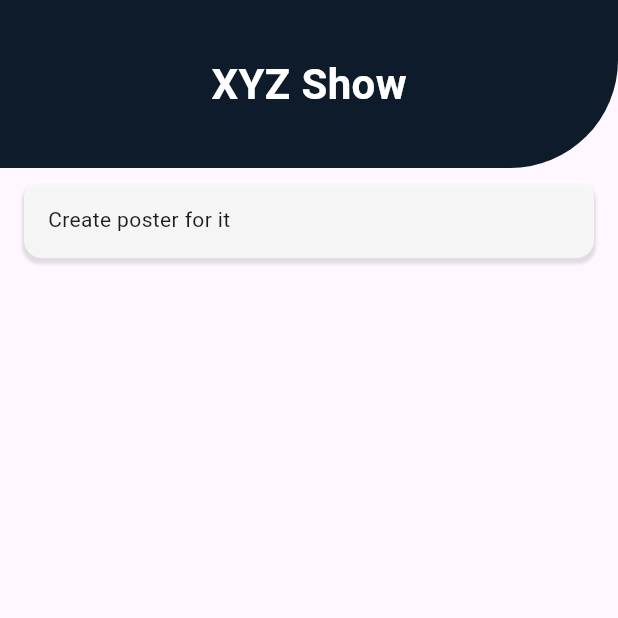
After one commit to vansh132/EventQuest, a Flutter app: the TaskScreen screen opened directly, after a tap on "History", after a tap on "XYZ Show", on a phone screen of 412 x 824 dp, the top half of it. The commit adds this screen. Run offline on Flutter 3.47's test engine with Material 3 defaults, Android fonts, the phone set to English and light mode, and no system bars; our stand-ins replace carousel_slider, photo_view.

Commit message:
task detail screen - title, description completed

```diff
--- a/lib/router.dart
+++ b/lib/router.dart
@@ -1,6 +1,7 @@
 import 'package:eventquest/custom_navigation_botttom_bar.dart';
 import 'package:eventquest/screens/detailed_screens/announcement_detail_screen.dart';
 import 'package:eventquest/screens/detailed_screens/event_detail_screen.dart';
+import 'package:eventquest/screens/detailed_screens/task_detail_screen.dart';
 import 'package:eventquest/screens/event_screen.dart';
 import 'package:eventquest/screens/login_screen.dart';
 import 'package:eventquest/screens/registration_screen.dart';
@@ -9,15 +10,15 @@ import 'package:flutter/material.dart';
 
 Route<dynamic> generateRoute(RouteSettings routeSettings) {
   switch (routeSettings.name) {
-    case EventScreen.routeName:
-      return MaterialPageRoute(
-        settings: routeSettings,
-        builder: (_) => const EventScreen(),
-      );
     case EventDetailsScreen.routeName:
       return MaterialPageRoute(
         settings: routeSettings,
         builder: (_) => EventDetailsScreen(),
+      );
+    case TaskDetailScreen.routeName:
+      return MaterialPageRoute(
+        settings: routeSettings,
+        builder: (_) => const TaskDetailScreen(),
       );
     case AnnouncementDetailScreen.routeName:
       return MaterialPageRoute(
--- /dev/null
+++ b/lib/screens/detailed_screens/task_detail_screen.dart
@@ -0,0 +1,84 @@
+import 'package:eventquest/models/task.dart';
+import 'package:eventquest/widgets/top_bar.dart';
+import 'package:eventquest/widgets/user_info.dart';
+import 'package:flutter/material.dart';
+
+class TaskDetailScreen extends StatefulWidget {
+  static const String routeName = '/task-detail-screen';
+  const TaskDetailScreen({
+    super.key,
+  });
+
+  @override
+  State<TaskDetailScreen> createState() => _TaskDetailScreenState();
+}
+
+class _TaskDetailScreenState extends State<TaskDetailScreen> {
+  @override
+  Widget build(BuildContext context) {
+    final Task task = ModalRoute.of(context)!.settings.arguments as Task;
+
+    return Scaffold(
+      body: SafeArea(
+        child: Column(
+          children: [
+            TopbarTitle(context, task),
+            Container(
+              margin: EdgeInsets.symmetric(horizontal: 16, vertical: 8),
+              // padding: EdgeInsets.all(8),
+              child: Column(
+                children: [
+                  Container(
+                    alignment: Alignment.centerLeft,
+                    width: MediaQuery.of(context).size.width,
+                    padding: EdgeInsets.all(16),
+                    decoration: BoxDecoration(
+                      color: Colors.white70,
+                      borderRadius: BorderRadius.circular(12),
+                      boxShadow: [
+                        BoxShadow(
+                          color: Colors.grey.withOpacity(0.3), // Shadow color
+                          spreadRadius: 1, // Spread radius
+                          blurRadius: 1, // Blur radius
+                          offset: const Offset(
+                              0, 3), // Offset in the x, y direction
+                        ),
+                      ],
+                    ),
+                    child: Text(
+                      task.taskDescription,
+                      textAlign: TextAlign.justify,
+                    ),
+                  )
+                ],
+              ),
+            )
+          ],
+        ),
+      ),
+    );
+  }
+}
+
+Widget TopbarTitle(BuildContext context, Task task) {
+  return Container(
+    alignment: Alignment.center,
+    width: MediaQuery.of(context).size.width,
+    height: 112,
+    padding: const EdgeInsets.all(8),
+    decoration: const BoxDecoration(
+      color: Color(0xff0D1B2A),
+      borderRadius: BorderRadius.only(
+        bottomRight: Radius.circular(72),
+      ),
+    ),
+    child: Text(
+      task.taskTitle,
+      style: const TextStyle(
+        fontSize: 28,
+        color: Colors.white,
+        fontWeight: FontWeight.w700,
+      ),
+    ),
+  );
+}
--- a/lib/screens/task_screen.dart
+++ b/lib/screens/task_screen.dart
@@ -1,4 +1,5 @@
 import 'package:eventquest/models/task.dart';
+import 'package:eventquest/screens/detailed_screens/task_detail_screen.dart';
 import 'package:eventquest/widgets/top_bar.dart';
 import 'package:eventquest/widgets/user_info.dart';
 import 'package:flutter/material.dart';
@@ -25,7 +26,8 @@ class _TaskScreenState extends State<TaskScreen> {
       ),
       Task(
         taskTitle: "Talent Show",
-        taskDescription: "Create poster for it",
+        taskDescription:
+            "Create poster for it Create poster for it Create poster for it Create poster for it Create poster for it Create poster for it Create poster for it Create poster for it Create poster for it Create poster for it Create poster for it Create poster for it Create poster for it Create poster for it Create poster for it Create poster for it Create poster for it Create poster for it Create poster for it Create poster for it Create poster for it Create poster for it",
         taskType: "Poster",
         assignedTo: "2347152",
         assignedBy: "Helen K Joy",
@@ -84,6 +86,7 @@ class _TaskScreenState extends State<TaskScreen> {
           children: [
             TopBar(),
             UserBar(),
+            //TODO: Search bar can be added (last)
             Container(
               // color: Colors.tealAccent,
               child: Column(
@@ -143,7 +146,9 @@ class _TaskScreenState extends State<TaskScreen> {
                 itemCount:
                     selected ? assignedTasks.length : historyTasks.length,
                 itemBuilder: (context, index) => TaskItem(
-                    selected ? assignedTasks[index] : historyTasks[index]),
+                  selected ? assignedTasks[index] : historyTasks[index],
+                  context,
+                ),
               ),
             )
           ],
@@ -153,8 +158,14 @@ class _TaskScreenState extends State<TaskScreen> {
   }
 }
 
-Widget TaskItem(Task task) {
-  return Container(
+Widget TaskItem(Task task, BuildContext context) {
+  return GestureDetector(
+    onTap: () => Navigator.pushNamed(
+      context,
+      TaskDetailScreen.routeName,
+      arguments: task,
+    ),
+    child: Container(
       margin: const EdgeInsets.symmetric(vertical: 8, horizontal: 8),
       decoration: BoxDecoration(
         color: Colors.white60,
@@ -244,5 +255,6 @@ Widget TaskItem(Task task) {
           ],
         ),
       ),
+    ),
   );
 }
```
Lines whose indentation alone changed are shown as unchanged.
